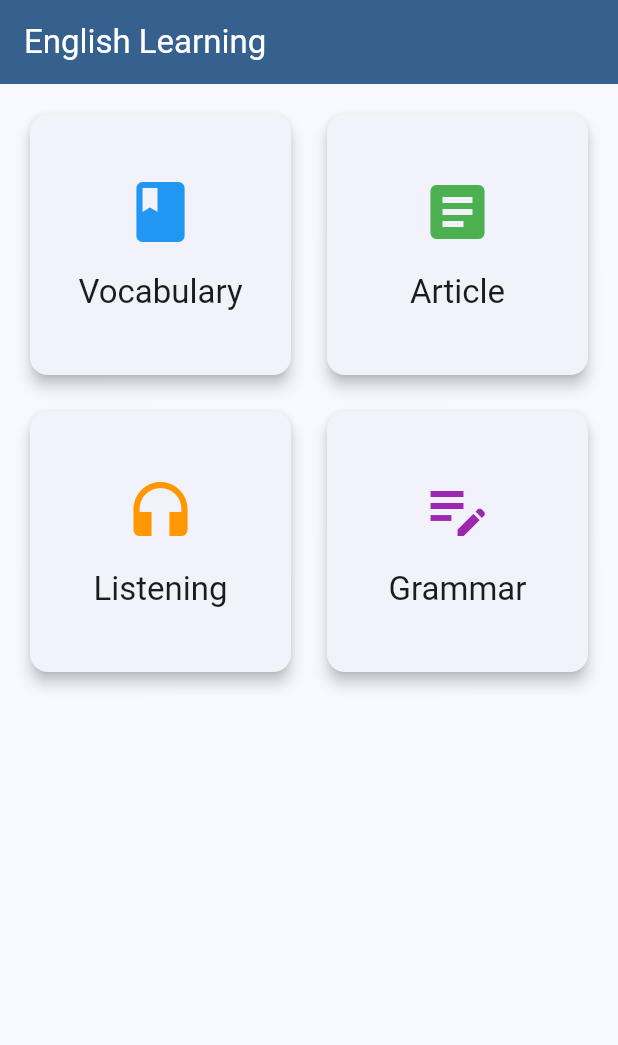
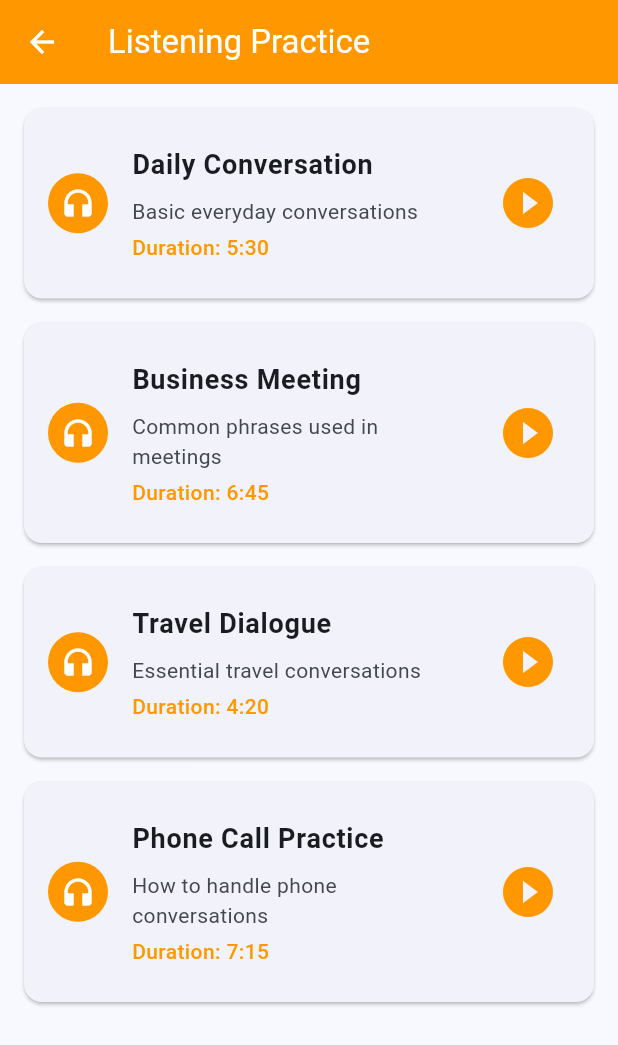
Before and after one commit to wl-chase-1/english_learning_app, a Flutter app: the screen it shows after launch, after a tap on "Listening", on a phone screen of 412 x 824 dp. Shown: the top 1045 px of the screen. Run offline on Flutter 3.47's test engine with Material 3 defaults, Android fonts, the phone set to English and light mode, and no system bars.

Commit message:
feat: add listening page and implement navigation from home page

```diff
--- a/lib/main.dart
+++ b/lib/main.dart
@@ -1,3 +1,4 @@
+import 'package:english_learning_app/pages/listening_page.dart';
 import 'package:flutter/material.dart';
 import 'pages/vocabulary_page.dart';
 import 'pages/article_page.dart';
@@ -75,7 +76,12 @@ class HomePage extends StatelessWidget {
               title: 'Listening',
               color: Colors.orange,
               onTap: () {
-                // TODO: Navigate to listening practice page
+                Navigator.push(
+                  context,
+                  MaterialPageRoute(
+                    builder: (context) => const ListeningPage(),
+                  ),
+                );
               },
             ),
             _buildFeatureCard(
--- /dev/null
+++ b/lib/pages/listening_page.dart
@@ -0,0 +1,87 @@
+import 'package:flutter/material.dart';
+
+class ListeningPage extends StatelessWidget {
+  const ListeningPage({super.key});
+
+  @override
+  Widget build(BuildContext context) {
+    return Scaffold(
+      appBar: AppBar(
+        title: const Text('Listening Practice'),
+        backgroundColor: Colors.orange,
+        foregroundColor: Colors.white,
+      ),
+      body: ListView(
+        padding: const EdgeInsets.all(16.0),
+        children: [
+          _buildAudioLesson(
+            title: 'Daily Conversation',
+            description: 'Basic everyday conversations',
+            duration: '5:30',
+          ),
+          _buildAudioLesson(
+            title: 'Business Meeting',
+            description: 'Common phrases used in meetings',
+            duration: '6:45',
+          ),
+          _buildAudioLesson(
+            title: 'Travel Dialogue',
+            description: 'Essential travel conversations',
+            duration: '4:20',
+          ),
+          _buildAudioLesson(
+            title: 'Phone Call Practice',
+            description: 'How to handle phone conversations',
+            duration: '7:15',
+          ),
+        ],
+      ),
+    );
+  }
+
+  Widget _buildAudioLesson({
+    required String title,
+    required String description,
+    required String duration,
+  }) {
+    return Card(
+      margin: const EdgeInsets.only(bottom: 16.0),
+      child: ListTile(
+        contentPadding: const EdgeInsets.all(16.0),
+        leading: const CircleAvatar(
+          backgroundColor: Colors.orange,
+          child: Icon(Icons.headphones, color: Colors.white),
+        ),
+        title: Text(
+          title,
+          style: const TextStyle(
+            fontSize: 18,
+            fontWeight: FontWeight.bold,
+          ),
+        ),
+        subtitle: Column(
+          crossAxisAlignment: CrossAxisAlignment.start,
+          children: [
+            const SizedBox(height: 8),
+            Text(description),
+            const SizedBox(height: 4),
+            Text(
+              'Duration: $duration',
+              style: const TextStyle(
+                color: Colors.orange,
+                fontWeight: FontWeight.w500,
+              ),
+            ),
+          ],
+        ),
+        trailing: IconButton(
+          icon: const Icon(Icons.play_circle_filled, color: Colors.orange),
+          iconSize: 40,
+          onPressed: () {
+            // TODO: Implement audio playback
+          },
+        ),
+      ),
+    );
+  }
+}
```
